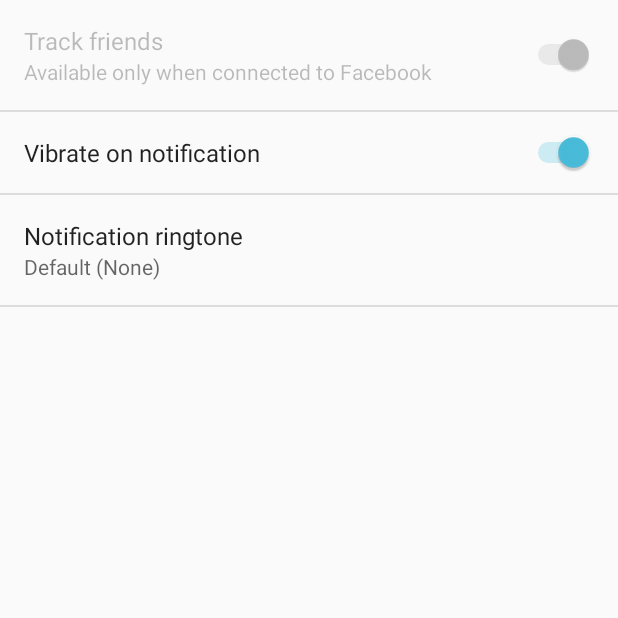
After one commit to vladimirkush/GeoAction, an Android app: the SettingsActivity screen opened directly, with no data from a screen before it, on a phone screen of 412 x 824 dp, the top half of it. The commit adds this screen. Run offline under Robolectric (Android 15) with nearby library versions, the phone set to English and light mode, and no system bars.

Commit message:
added settings activity+fragment and tested changed notification appearance

```diff
--- a/app/build.gradle
+++ b/app/build.gradle
@@ -51,5 +51,7 @@ dependencies {
     compile 'com.android.support:recyclerview-v7:25.2.0'
     compile 'com.google.maps.android:android-maps-utils:0.4.+'
     compile 'com.facebook.android:facebook-android-sdk:[4,5)'
+    compile 'com.android.support:support-v4:25.2.0'
+    compile 'com.android.support.constraint:constraint-layout:1.0.2'
     testCompile 'junit:junit:4.12'
 }
--- /dev/null
+++ b/app/src/main/java/com/vladimirkush/geoaction/Fragments/SettingsFragment.java
@@ -0,0 +1,119 @@
+package com.vladimirkush.geoaction.Fragments;
+
+import android.app.Activity;
+import android.app.AlarmManager;
+import android.app.PendingIntent;
+import android.content.Context;
+import android.content.Intent;
+import android.content.SharedPreferences;
+import android.media.Ringtone;
+import android.media.RingtoneManager;
+import android.net.Uri;
+import android.os.Bundle;
+import android.os.SystemClock;
+import android.preference.Preference;
+import android.preference.PreferenceFragment;
+import android.preference.PreferenceManager;
+import android.util.Log;
+
+
+import com.vladimirkush.geoaction.R;
+import com.vladimirkush.geoaction.Services.TrackService;
+import com.vladimirkush.geoaction.Utils.BackendlessHelper;
+import com.vladimirkush.geoaction.Utils.Constants;
+import com.vladimirkush.geoaction.Utils.SharedPreferencesHelper;
+
+
+public class SettingsFragment extends PreferenceFragment {
+    private final String LOG_TAG = "LOGTAG";
+    private SharedPreferences.OnSharedPreferenceChangeListener mListener;
+    private Activity mActivity;
+    private AlarmManager mAlarmMgr;
+    private PendingIntent mAlarmIntent;
+
+    @Override
+    public void onCreate(Bundle savedInstanceState) {
+        super.onCreate(savedInstanceState);
+         mActivity = getActivity();
+        //configure alarm
+        mAlarmMgr = (AlarmManager) mActivity.getSystemService(Context.ALARM_SERVICE);
+        Intent intent = new Intent(mActivity, TrackService.class);
+        mAlarmIntent = PendingIntent.getService(mActivity, Constants.ALARM_MANAGER_REQUEST_CODE, intent, 0);
+
+        PreferenceManager manager = getPreferenceManager();
+        manager.setSharedPreferencesName(getString(R.string.shared_preferences_file_key));
+
+        // Load the preferences from an XML resource
+        addPreferencesFromResource(R.xml.preferences);
+
+        // setting enabled only if user is logged with bacebook
+        boolean fbConnected = SharedPreferencesHelper.isFacebookLoggedIn(mActivity);
+        Preference trackingPref = getPreferenceScreen().findPreference(getString(R.string.prefs_tracking_permitted));
+
+        trackingPref.setEnabled(fbConnected);
+        if (fbConnected){
+            trackingPref.setSummary(getString(R.string.prefstring_tracking_isfbuser));
+        }else{
+            trackingPref.setSummary(getString(R.string.prefstring_tracking_notfbuser));
+        }
+
+        // set summary for ringtone
+        Preference ringtonePref = getPreferenceScreen().findPreference(getString(R.string.prefs_ringtone_uri));
+        Uri uri = SharedPreferencesHelper.getNotificationURI(mActivity);
+        Ringtone ringtone = RingtoneManager.getRingtone(mActivity, uri);
+        String title = ringtone.getTitle(mActivity);
+        // Set summary to be the user-description for the selected value
+        ringtonePref.setSummary(title);
+
+        mListener = new SharedPreferences.OnSharedPreferenceChangeListener() {
+                    public void onSharedPreferenceChanged(SharedPreferences prefs, String key) {
+                        if (key.equals(getString(R.string.prefs_ringtone_uri))) {
+                            Preference ringtonePref = findPreference(key);
+
+                            Uri uri = SharedPreferencesHelper.getNotificationURI(mActivity);
+
+                            Ringtone ringtone = RingtoneManager.getRingtone(mActivity, uri);
+                            String title = ringtone.getTitle(mActivity);
+                            // Set summary to be the user-description for the selected value
+                            ringtonePref.setSummary(title);
+                        }else if(key.equals(getString(R.string.prefs_tracking_permitted))){
+                            if(SharedPreferencesHelper.isAlarmPermitted(mActivity) &&
+                                    !SharedPreferencesHelper.isAlarmActive(mActivity) &&
+                                    SharedPreferencesHelper.isFacebookLoggedIn(mActivity)){
+                                Log.d(LOG_TAG, "activating alarm for tracking service");
+
+                                SharedPreferencesHelper.setIsAlarmActive(mActivity, true);
+                                mAlarmMgr.setRepeating(AlarmManager.ELAPSED_REALTIME_WAKEUP,
+                                        SystemClock.elapsedRealtime() + 1000, 60 * 1000, mAlarmIntent); // fire each minute
+                                BackendlessHelper.setMeTrackableAsync(true);
+                            }else{
+                                Log.d(LOG_TAG, "alarm disactivated");
+                                mAlarmMgr.cancel(mAlarmIntent);
+                                SharedPreferencesHelper.setIsAlarmActive(mActivity, false);
+                                BackendlessHelper.setMeTrackableAsync(false);
+
+                            }
+                        }
+                    }
+                };
+        manager.getSharedPreferences().registerOnSharedPreferenceChangeListener(mListener);
+    }
+
+
+
+
+
+    @Override
+     public void onStart() {
+        super.onStart();
+        getPreferenceScreen().getSharedPreferences()
+                .registerOnSharedPreferenceChangeListener(mListener);
+    }
+
+    @Override
+    public void onStop() {
+        super.onStop();
+        getPreferenceScreen().getSharedPreferences()
+                .unregisterOnSharedPreferenceChangeListener(mListener);
+    }
+}
--- /dev/null
+++ b/app/src/main/java/com/vladimirkush/geoaction/SettingsActivity.java
@@ -0,0 +1,17 @@
+package com.vladimirkush.geoaction;
+
+import android.support.v7.app.AppCompatActivity;
+import android.os.Bundle;
+
+import com.vladimirkush.geoaction.Fragments.SettingsFragment;
+
+public class SettingsActivity extends AppCompatActivity {
+
+    @Override
+    protected void onCreate(Bundle savedInstanceState) {
+        super.onCreate(savedInstanceState);
+
+        setContentView(R.layout.activity_settings);
+
+    }
+}
--- /dev/null
+++ b/app/src/main/res/layout/activity_settings.xml
@@ -0,0 +1,15 @@
+<?xml version="1.0" encoding="utf-8"?>
+<LinearLayout xmlns:android="http://schemas.android.com/apk/res/android"
+    xmlns:app="http://schemas.android.com/apk/res-auto"
+    xmlns:tools="http://schemas.android.com/tools"
+    android:layout_width="match_parent"
+    android:layout_height="match_parent"
+    tools:context="com.vladimirkush.geoaction.SettingsActivity">
+
+    <fragment
+        android:name="com.vladimirkush.geoaction.Fragments.SettingsFragment"
+        android:id="@+id/settingsFragment"
+        android:layout_width="match_parent"
+        android:layout_height="match_parent" />
+
+</LinearLayout>
--- a/app/src/main/res/values/strings.xml
+++ b/app/src/main/res/values/strings.xml
@@ -20,5 +20,14 @@
     <string name="locatioNnotGrantedTitle">Location Not Found</string>
     <string name="locatioNnotGrantedButtonText">Close app</string>
 
+    <!--    PREFERENCES keys   -->
+    <string name="prefs_fb_logged_in">fb_logged_in</string>
+    <string name="prefs_tracking_activated">tracking_activated</string>
+    <string name="prefs_tracking_permitted">tracking_permitted</string>
+    <string name="prefs_vibrate_permitted">vibrate_permitted</string>
+    <string name="prefs_ringtone_uri">ringtone_uri</string>
 
+    <!--    PREFERENCES strings   -->
+    <string name="prefstring_tracking_notfbuser">Available only when connected to Facebook</string>
+    <string name="prefstring_tracking_isfbuser">When disactivated, your friends will not be able to track you as well</string>
 </resources>
--- /dev/null
+++ b/app/src/main/res/xml/preferences.xml
@@ -0,0 +1,19 @@
+<?xml version="1.0" encoding="utf-8"?>
+<PreferenceScreen xmlns:android="http://schemas.android.com/apk/res/android">
+
+    <SwitchPreference
+        android:defaultValue="true"
+        android:key="@string/prefs_tracking_permitted"
+        android:title="Track friends"
+        android:summary="@string/prefstring_tracking_isfbuser" />
+    <SwitchPreference
+        android:defaultValue="true"
+        android:key="@string/prefs_vibrate_permitted"
+        android:title="Vibrate on notification" />
+    <RingtonePreference
+        android:showDefault="true"
+        android:key="@string/prefs_ringtone_uri"
+        android:ringtoneType="notification"
+        android:title="Notification ringtone"
+        android:summary="default" />
+</PreferenceScreen>
```
Also changed, not shown: app/src/main/AndroidManifest.xml (+6 -3 lines), app/src/main/java/com/vladimirkush/geoaction/MainActivity.java (+16 -7 lines), app/src/main/java/com/vladimirkush/geoaction/Services/GeofenceTransitionsIntentService.java (+10 -3 lines), app/src/main/java/com/vladimirkush/geoaction/Services/TrackService.java (+5 -20 lines), app/src/main/java/com/vladimirkush/geoaction/Utils/BackendlessHelper.java (+62 -0 lines), app/src/main/java/com/vladimirkush/geoaction/Utils/SharedPreferencesHelper.java (+36 -9 lines).
